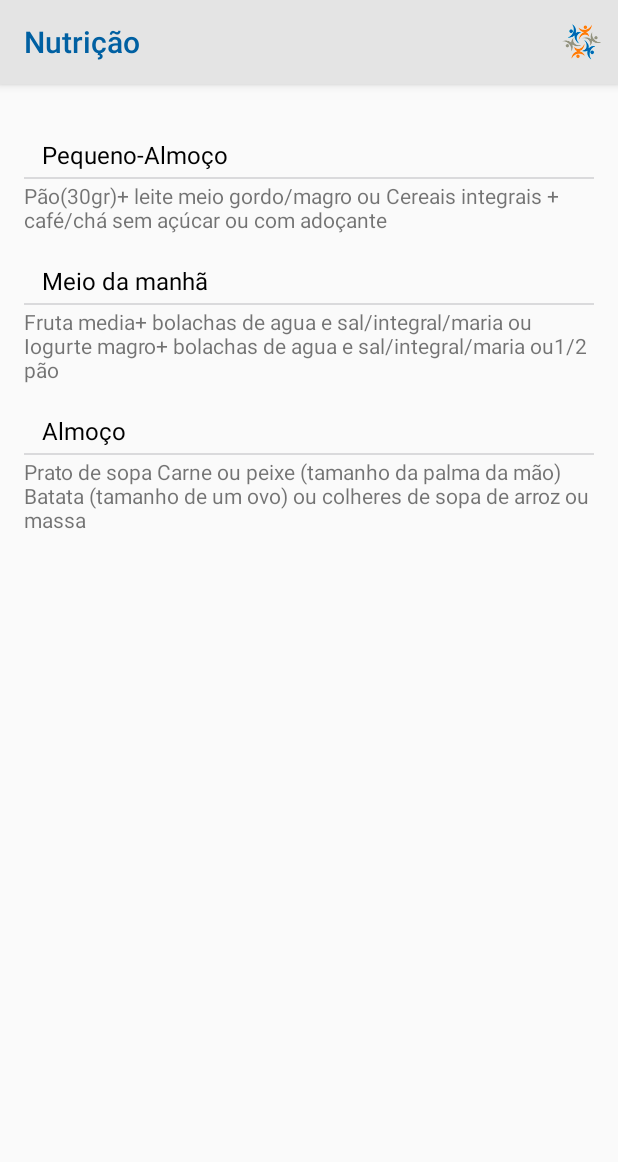
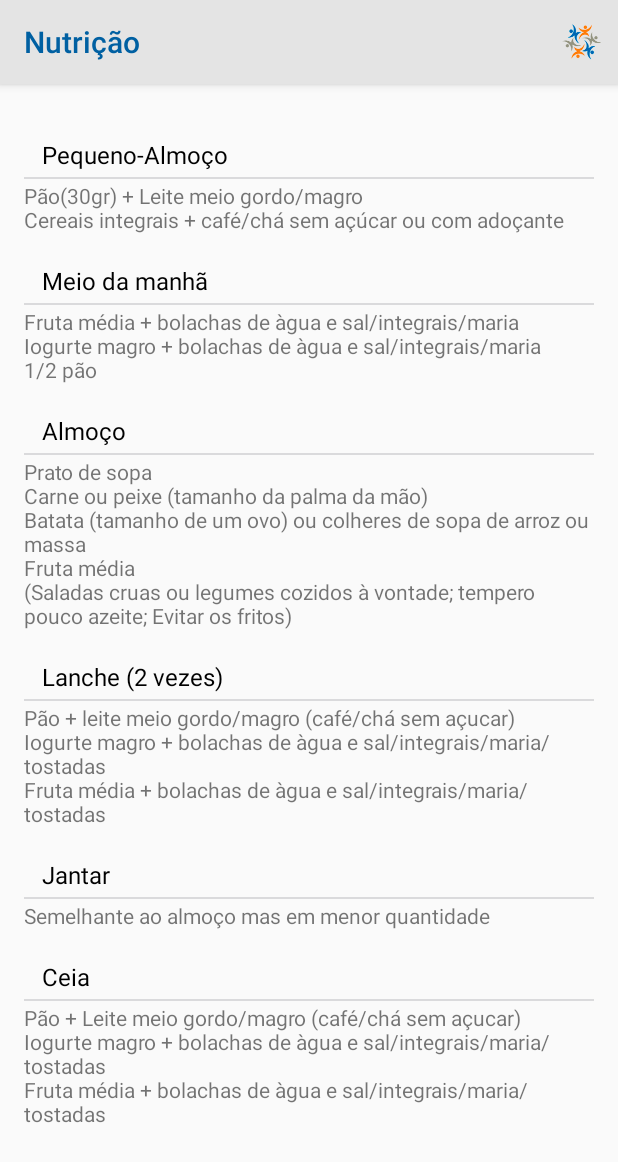
Before and after one commit to MargaridaWeber/diabetes, an Android app: the NutricaoActivity screen opened directly, with no data from a screen before it, on a phone screen of 412 x 824 dp. Shown: the top 1162 px of the screen. Run offline under Robolectric (Android 15) with nearby library versions, the phone set to English and light mode, and no system bars.

Commit message:
nutricao

```diff
--- a/app/src/main/res/layout/activity_login.xml
+++ b/app/src/main/res/layout/activity_login.xml
@@ -44,6 +44,7 @@
             android:text="DIABETES FRIEND"
             android:textStyle="bold"
             android:id="@+id/textView7"
+            android:textSize="27dp"
             android:textColor="#0060a2"
             android:enabled="true"
             android:gravity="center"
@@ -56,9 +57,10 @@
             android:textAppearance="?android:attr/textAppearanceMedium"
             android:text="Bem vindo(a) à nova aplicação de apoio a diabéticos!"
             android:id="@+id/textView8"
+            android:textSize="16dp"
             android:textAlignment="center"
-            android:gravity="center_vertical"
-            android:textColor="#ff6e00" />
+            android:textColor="#ff6e00"
+            android:gravity="center_horizontal" />
 
 
         <AutoCompleteTextView android:id="@+id/email" android:layout_width="348dp"
--- a/app/src/main/res/layout/activity_nutricao.xml
+++ b/app/src/main/res/layout/activity_nutricao.xml
@@ -70,8 +70,7 @@
                     <TextView
                         android:layout_width="wrap_content"
                         android:layout_height="wrap_content"
-                        android:text="Pão(30gr)+ leite meio gordo/magro ou
-Cereais integrais + café/chá sem açúcar ou com adoçante"
+                        android:text="Pão(30gr) + Leite meio gordo/magro \nCereais integrais + café/chá sem açúcar ou com adoçante"
                         android:id="@+id/tvpequenoalmoco" />
 
                     <!-- title -->
@@ -99,8 +98,7 @@ Cereais integrais + café/chá sem açúcar ou com adoçante"
                     <TextView
                         android:layout_width="wrap_content"
                         android:layout_height="wrap_content"
-                        android:text="Fruta media+ bolachas de agua e sal/integral/maria ou
-Iogurte magro+ bolachas de agua e sal/integral/maria ou1/2 pão"
+                        android:text="Fruta média + bolachas de àgua e sal/integrais/maria \nIogurte magro + bolachas de àgua e sal/integrais/maria \n1/2 pão"
                         android:id="@+id/tvmanha" />
 
 
@@ -128,10 +126,96 @@ Iogurte magro+ bolachas de agua e sal/integral/maria ou1/2 pão"
                     <TextView
                         android:layout_width="wrap_content"
                         android:layout_height="wrap_content"
-                        android:text="Prato de sopa
-Carne ou peixe (tamanho da palma da mão)
-Batata (tamanho de um ovo) ou colheres de sopa de arroz ou massa "
-                        android:id="@+id/tvalmocp" />
+                        android:text="Prato de sopa \nCarne ou peixe (tamanho da palma da mão) \nBatata (tamanho de um ovo) ou colheres de sopa de arroz ou massa
+\nFruta média \n(Saladas cruas ou legumes cozidos à vontade; tempero pouco azeite; Evitar os fritos)"
+                        android:id="@+id/tvalmoco" />
+
+
+
+
+                    <!-- title -->
+                    <TextView
+                        android:paddingTop="20dp"
+                        android:layout_width="wrap_content"
+                        android:layout_height="wrap_content"
+                        android:gravity="center_vertical"
+                        android:textSize="16dp"
+                        android:layout_marginLeft="12dp"
+                        android:layout_marginBottom="4dp"
+                        android:layout_alignParentBottom="true"
+                        android:text="Lanche (2 vezes)"
+                        android:textColor="#000000"/>
+
+                    <!--  divider -->
+                    <View
+                        android:layout_width="match_parent"
+                        android:layout_height="1dp"
+                        android:layout_marginBottom="1dp"
+                        android:layout_alignParentBottom="true"
+                        android:background="#DADADC" ></View>
+
+                    <TextView
+                        android:layout_width="wrap_content"
+                        android:layout_height="wrap_content"
+                        android:text="Pão + leite meio gordo/magro (café/chá sem açucar)\nIogurte magro + bolachas de àgua e sal/integrais/maria/tostadas
+                        \nFruta média + bolachas de àgua e sal/integrais/maria/tostadas"
+                        android:id="@+id/tvlanche" />
+
+
+                    <!-- title -->
+                    <TextView
+                        android:paddingTop="20dp"
+                        android:layout_width="wrap_content"
+                        android:layout_height="wrap_content"
+                        android:gravity="center_vertical"
+                        android:textSize="16dp"
+                        android:layout_marginLeft="12dp"
+                        android:layout_marginBottom="4dp"
+                        android:layout_alignParentBottom="true"
+                        android:text="Jantar"
+                        android:textColor="#000000"/>
+
+                    <!--  divider -->
+                    <View
+                        android:layout_width="match_parent"
+                        android:layout_height="1dp"
+                        android:layout_marginBottom="1dp"
+                        android:layout_alignParentBottom="true"
+                        android:background="#DADADC" ></View>
+
+                    <TextView
+                        android:layout_width="wrap_content"
+                        android:layout_height="wrap_content"
+                        android:text="Semelhante ao almoço mas em menor quantidade"
+                        android:id="@+id/tvjantar" />
+
+
+                    <!-- title -->
+                    <TextView
+                        android:paddingTop="20dp"
+                        android:layout_width="wrap_content"
+                        android:layout_height="wrap_content"
+                        android:gravity="center_vertical"
+                        android:textSize="16dp"
+                        android:layout_marginLeft="12dp"
+                        android:layout_marginBottom="4dp"
+                        android:layout_alignParentBottom="true"
+                        android:text="Ceia"
+                        android:textColor="#000000"/>
+
+                    <!--  divider -->
+                    <View
+                        android:layout_width="match_parent"
+                        android:layout_height="1dp"
+                        android:layout_marginBottom="1dp"
+                        android:layout_alignParentBottom="true"
+                        android:background="#DADADC" ></View>
+
+                    <TextView
+                        android:layout_width="wrap_content"
+                        android:layout_height="wrap_content"
+                        android:text="Pão + Leite meio gordo/magro (café/chá sem açucar)\nIogurte magro + bolachas de àgua e sal/integrais/maria/tostadas \nFruta média + bolachas de àgua e sal/integrais/maria/tostadas "
+                        android:id="@+id/ceia" />
 
                 </LinearLayout>
 
```
